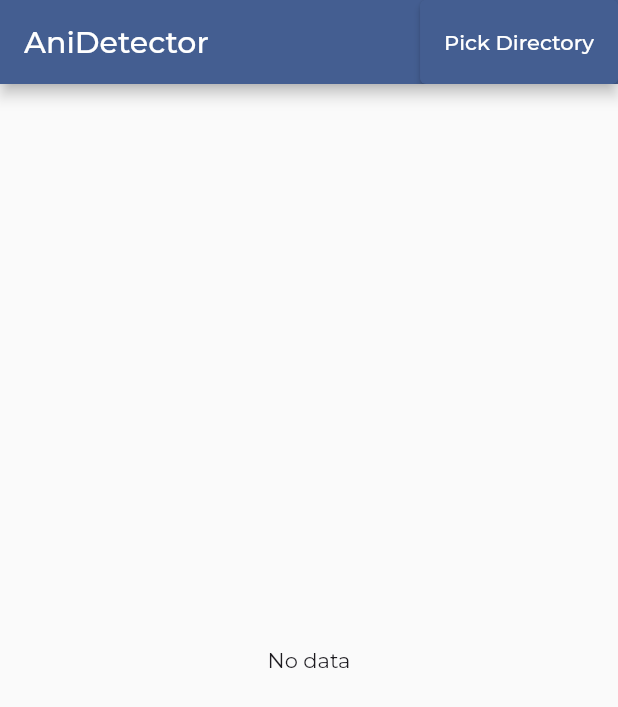
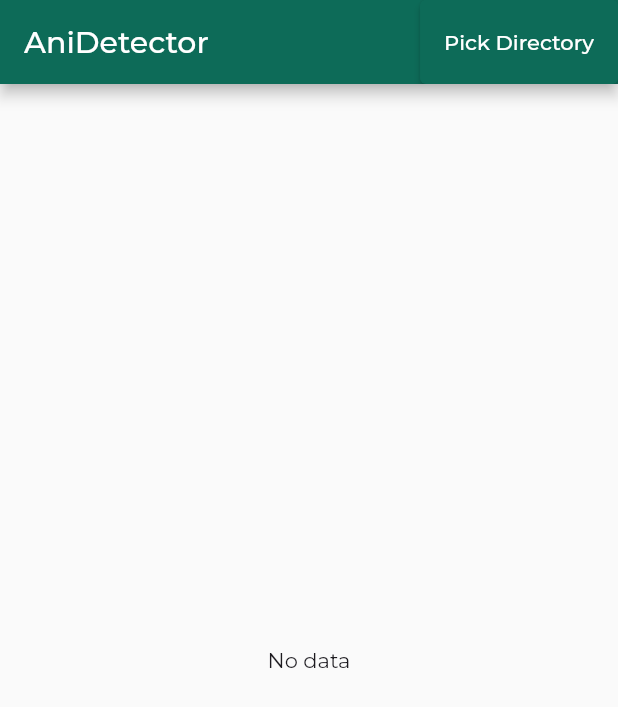
Before and after one commit to rozoomcool/anidetect, a Flutter app: the screen it shows after launch, on a phone screen of 412 x 824 dp. Shown: the top 707 px of the screen. Run offline on Flutter 3.47's test engine with Material 3 defaults, Android fonts, the phone set to English and light mode, and no system bars; our stand-ins replace csv, dio, equatable, file_picker, flutter_bloc, freezed_annotation and 3 more; missing offline and left inert: exif, flutter_fancy_tree_view.

Commit message:
change theme

```diff
--- a/anidetection/lib/app/app.dart
+++ b/anidetection/lib/app/app.dart
@@ -28,8 +28,8 @@ class MyApp extends StatelessWidget {
       debugShowCheckedModeBanner: false,
       title: 'Animals Detection',
       theme: ThemeData(
-        colorScheme: ColorScheme.fromSeed(seedColor: Colors.blueAccent),
-        useMaterial3: false,
+        colorScheme: ColorScheme.fromSeed(seedColor: Colors.tealAccent),
+          useMaterial3: false,
         textTheme: GoogleFonts.montserratTextTheme()
       ),
       routerConfig: _router,
--- a/anidetection/lib/presentation/screens/main_screen.dart
+++ b/anidetection/lib/presentation/screens/main_screen.dart
@@ -57,7 +57,8 @@ class MainScreen extends StatelessWidget {
                       onPressed: () {
                         context.read<DataCubit>().predictData();
                       },
-                      child: const Text("Обработать"))
+                      child: const Text("Обработать")),
+              state is LoadingDataState ? ElevatedButton(onPressed: (){}, child: const Text("Выгрузить данные")) : const SizedBox()
             ],
           ),
           body: dataWidget(state),
--- a/anidetection/lib/utils/alghorithms.dart
+++ b/anidetection/lib/utils/alghorithms.dart
@@ -143,7 +143,7 @@ SampleSubmissionData _mergeEntries(List<SampleSubmissionData> entries) {
   List<String> imageNames = [];
 
   for (var entry in entries) {
-    if (dateRegistrationEnd == null || (entry.dateRegistrationEnd != null && entry.dateRegistrationEnd!.isAfter(dateRegistrationEnd))) {
+    if ((entry.dateRegistrationEnd.isAfter(dateRegistrationEnd))) {
       dateRegistrationEnd = entry.dateRegistrationEnd;
     }
     if (entry.count > count) {
```
